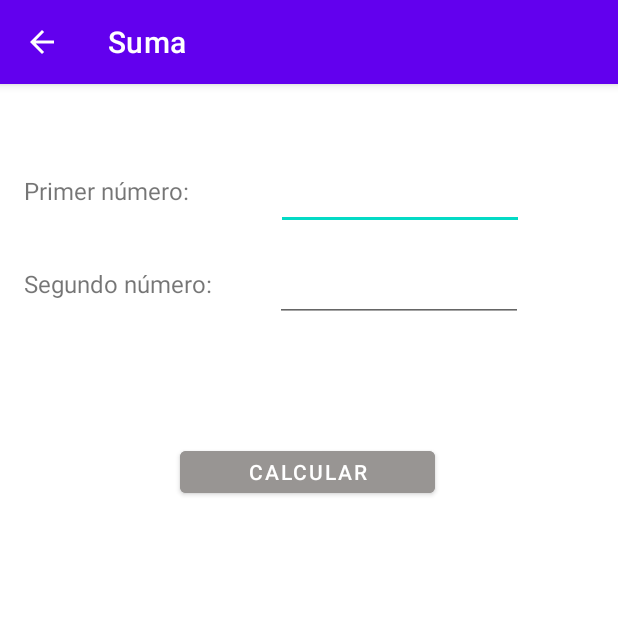
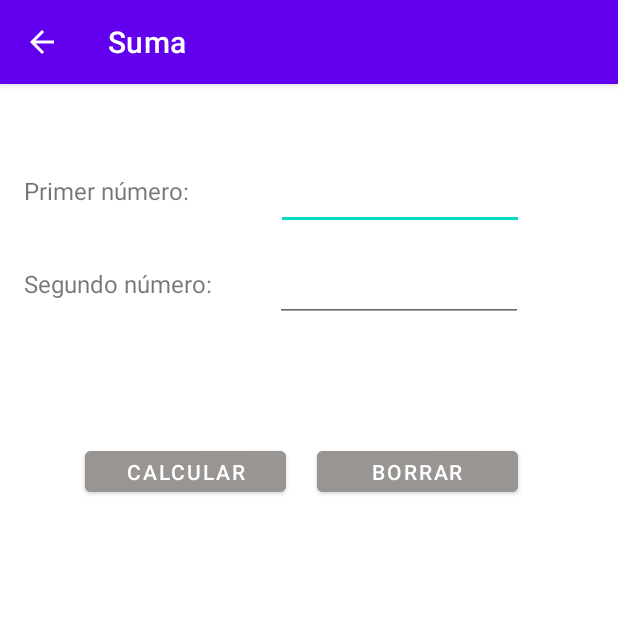
Before and after one commit to JRodriguez-1998/TP_1_-_Android, an Android app: the ejercicio1 screen opened directly, with no data from a screen before it, on a phone screen of 412 x 824 dp, the top half of it. Run offline under Robolectric (Android 15) with nearby library versions, the phone set to English and light mode, and no system bars.

Commit message:
Se agregó funcionalidad para Multiplicar y Dividir. Se agregó un Boton adicional al Ejercicio 1 para vaciar los TXT una vez que se haga una cuenta

```diff
--- a/app/src/main/res/layout/activity_ejercicio1.xml
+++ b/app/src/main/res/layout/activity_ejercicio1.xml
@@ -58,14 +58,14 @@
 
     <Button
         android:id="@+id/button"
-        android:layout_width="170dp"
-        android:layout_height="40dp"
+        android:layout_width="134dp"
+        android:layout_height="39dp"
         android:layout_marginTop="80dp"
         android:backgroundTint="#989593"
         android:onClick="calcular"
         android:text="@string/btnCalcular"
         app:layout_constraintEnd_toEndOf="parent"
-        app:layout_constraintHorizontal_bias="0.497"
+        app:layout_constraintHorizontal_bias="0.204"
         app:layout_constraintStart_toStartOf="parent"
         app:layout_constraintTop_toBottomOf="@+id/txtSegundoNumero" />
 
@@ -83,4 +83,17 @@
         app:layout_constraintTop_toBottomOf="@+id/txtSegundoNumero"
         app:layout_constraintVertical_bias="1.0" />
 
+    <Button
+        android:id="@+id/button3"
+        android:layout_width="134dp"
+        android:layout_height="39dp"
+        android:layout_marginTop="80dp"
+        android:backgroundTint="#989593"
+        android:onClick="Limpiar"
+        android:text="@string/btnLimpiar"
+        app:layout_constraintEnd_toEndOf="parent"
+        app:layout_constraintHorizontal_bias="0.236"
+        app:layout_constraintStart_toEndOf="@+id/button"
+        app:layout_constraintTop_toBottomOf="@+id/txtSegundoNumero" />
+
 </androidx.constraintlayout.widget.ConstraintLayout>
```
Also changed, not shown: app/src/main/java/com/example/tpn1_android/ejercicio1.java (+7 -0 lines), app/src/main/java/com/example/tpn1_android/ejercicio2.java (+42 -0 lines).
